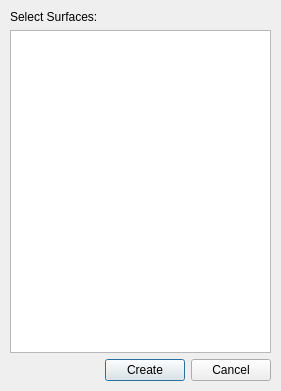
First picture: the form in Trails/resources/ui/create_sections.ui, repository HakanSeven12/Trails, before the edit.
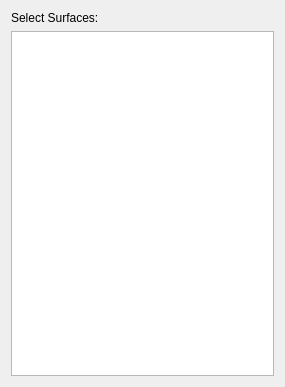
Second picture: the form after the edit.

What changed in the file:
```diff
--- a/Trails/resources/ui/create_sections.ui
+++ b/Trails/resources/ui/create_sections.ui
@@ -6,22 +6,15 @@
    <rect>
     <x>0</x>
     <y>0</y>
-    <width>281</width>
-    <height>391</height>
+    <width>285</width>
+    <height>387</height>
    </rect>
   </property>
   <property name="windowTitle">
    <string>create_sections</string>
   </property>
-  <widget class="QWidget" name="verticalLayoutWidget">
-   <property name="geometry">
-    <rect>
-     <x>10</x>
-     <y>10</y>
-     <width>261</width>
-     <height>371</height>
-    </rect>
-   </property>
+  <layout class="QVBoxLayout" name="verticalLayout_2">
+   <item>
    <layout class="QVBoxLayout" name="verticalLayout">
     <item>
      <widget class="QLabel" name="SelectSurfacesL">
@@ -37,51 +30,9 @@
       </property>
      </widget>
     </item>
-    <item>
-     <layout class="QHBoxLayout" name="horizontalLayout">
-      <item>
-       <spacer name="horizontalSpacer">
-        <property name="orientation">
-         <enum>Qt::Horizontal</enum>
-        </property>
-        <property name="sizeHint" stdset="0">
-         <size>
-          <width>40</width>
-          <height>20</height>
-         </size>
-        </property>
-       </spacer>
-      </item>
-      <item>
-       <widget class="QPushButton" name="CreateB">
-        <property name="minimumSize">
-         <size>
-          <width>75</width>
-          <height>0</height>
-         </size>
-        </property>
-        <property name="text">
-         <string>Create</string>
-        </property>
-       </widget>
-      </item>
-      <item>
-       <widget class="QPushButton" name="CancelB">
-        <property name="minimumSize">
-         <size>
-          <width>75</width>
-          <height>0</height>
-         </size>
-        </property>
-        <property name="text">
-         <string>Cancel</string>
-        </property>
-       </widget>
-      </item>
      </layout>
     </item>
    </layout>
-  </widget>
  </widget>
  <resources/>
  <connections/>
```
Lines whose indentation alone changed are shown as unchanged.
